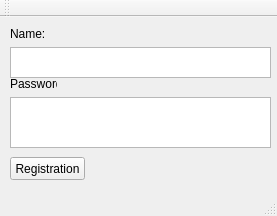
Qt form mainwindow.ui (Dangovsky/Biometrics) before a commit.
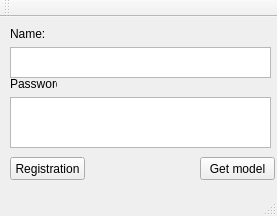
The same form after that commit.

Patch:
```diff
--- a/mainwindow.ui
+++ b/mainwindow.ui
@@ -73,6 +73,19 @@
      <string>Password:</string>
     </property>
    </widget>
+   <widget class="QPushButton" name="getModelButton">
+    <property name="geometry">
+     <rect>
+      <x>200</x>
+      <y>140</y>
+      <width>75</width>
+      <height>23</height>
+     </rect>
+    </property>
+    <property name="text">
+     <string>Get model</string>
+    </property>
+   </widget>
   </widget>
   <widget class="QMenuBar" name="menuBar">
    <property name="geometry">
```
